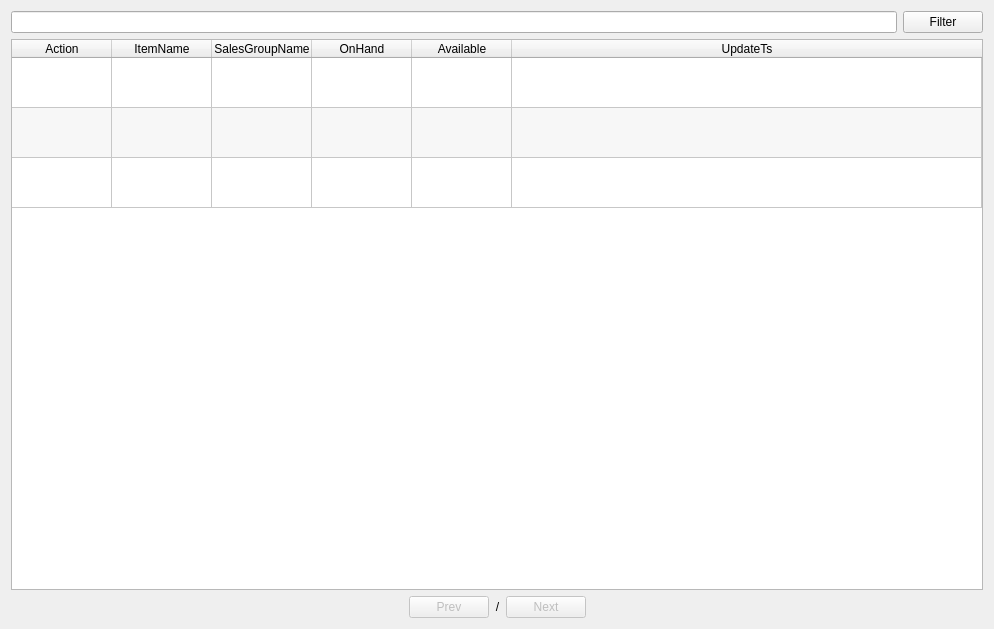
Above: app/views/templates/ManageStock.ui from rondalefloyd/mts-pos before the change. Below: the same form after it.
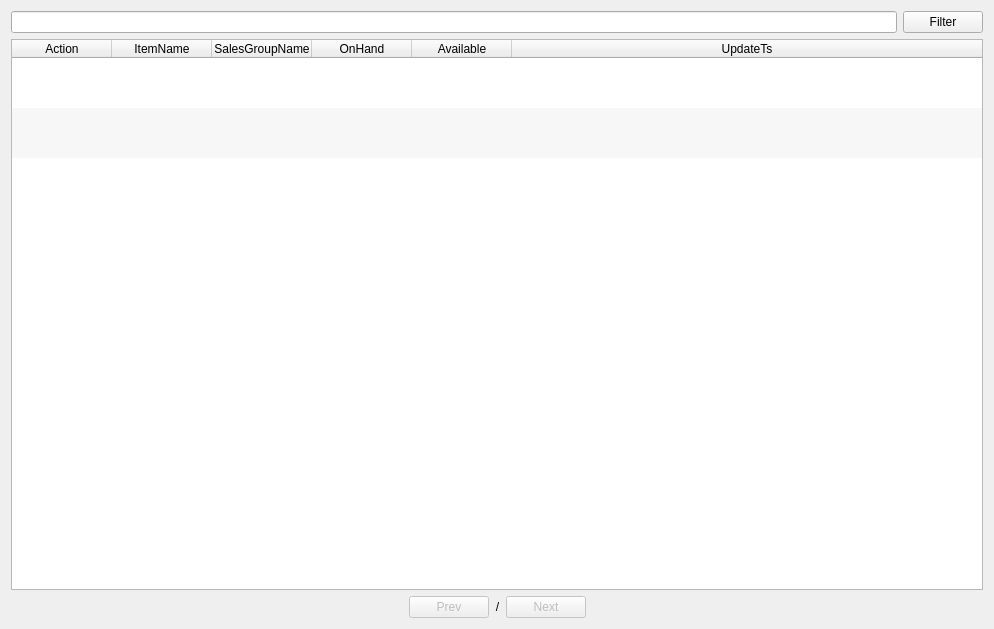
That is the form after the change.

Patch:
```diff
--- a/app/views/templates/ManageStock.ui
+++ b/app/views/templates/ManageStock.ui
@@ -44,6 +44,9 @@
        <property name="horizontalScrollMode">
         <enum>QAbstractItemView::ScrollPerPixel</enum>
        </property>
+       <property name="showGrid">
+        <bool>false</bool>
+       </property>
        <property name="gridStyle">
         <enum>Qt::SolidLine</enum>
        </property>
```
